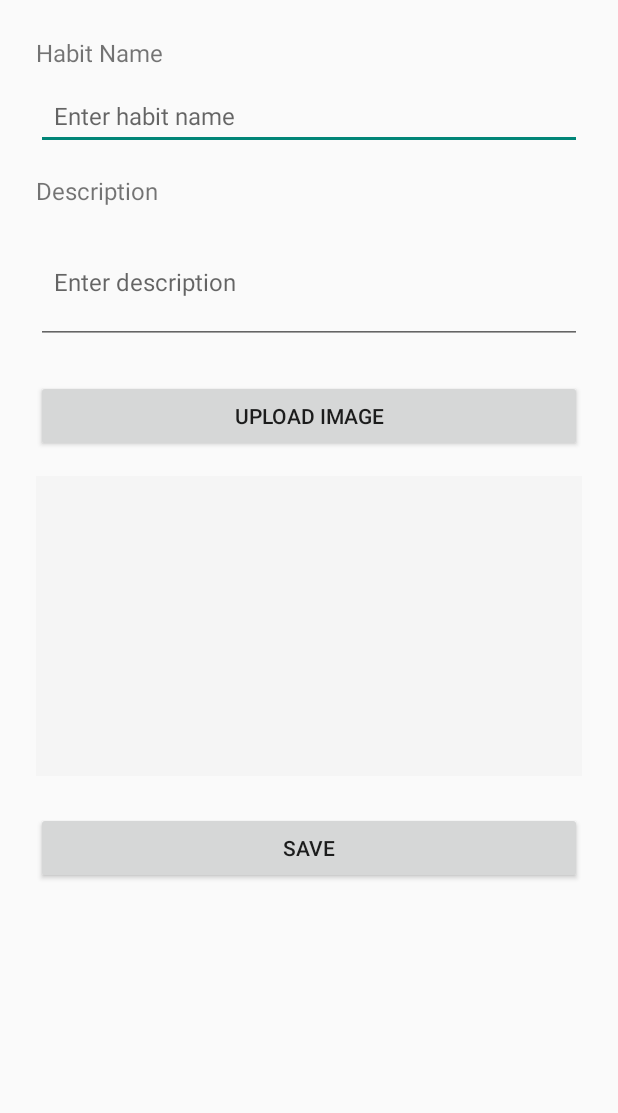
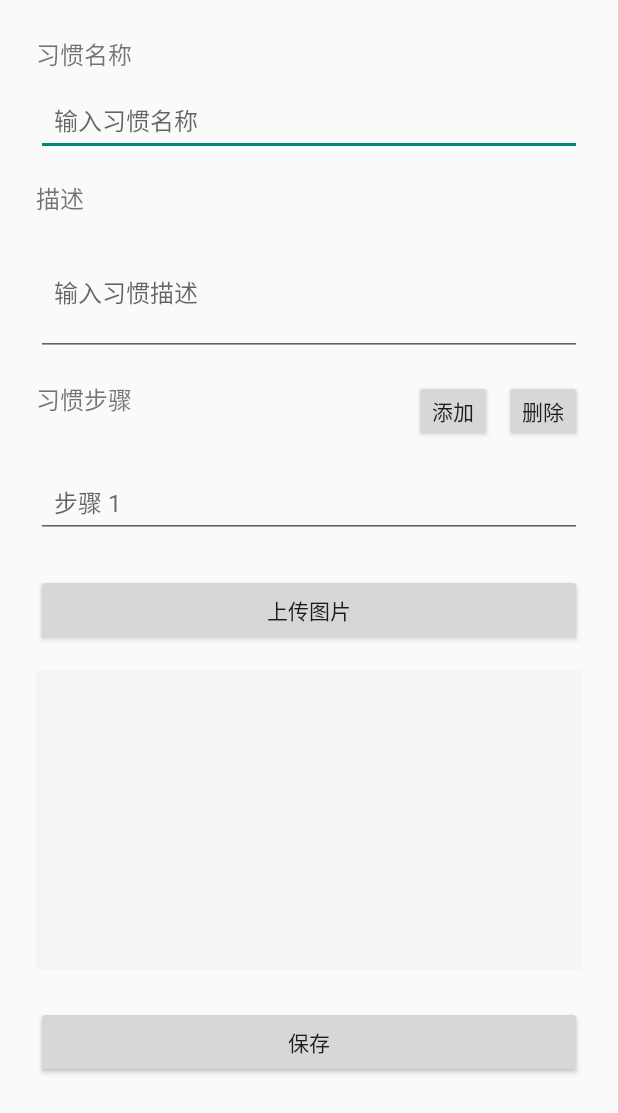
Before and after one commit to a28682/Habit-Tracking-and-Note-Taking-App, an Android app: the habitsActivity screen opened directly, with no data from a screen before it, on a phone screen of 412 x 824 dp. Shown: the top 1113 px of the screen. Run offline under Robolectric (Android 15) with nearby library versions, the phone set to English and light mode, and no system bars.

Commit message:
add habit steps

```diff
--- a/app/app/src/main/java/org/wit/yiding/habitsActivity.kt
+++ b/app/app/src/main/java/org/wit/yiding/habitsActivity.kt
@@ -5,22 +5,25 @@ import android.content.Intent
 import android.net.Uri
 import android.os.Bundle
 import android.provider.MediaStore
+import android.view.ViewGroup
 import android.widget.Button
 import android.widget.EditText
 import android.widget.ImageView
+import android.widget.LinearLayout
 import android.widget.Toast
 import androidx.appcompat.app.AppCompatActivity
 import java.io.File
 import java.io.FileOutputStream
 
 class habitsActivity : AppCompatActivity() {
-    // 视图变量
     private lateinit var etHabitName: EditText
     private lateinit var etDescription: EditText
     private lateinit var ivHabitImage: ImageView
+    private lateinit var stepsContainer: LinearLayout
     private var selectedImageUri: Uri? = null
     private var isEditMode = false
-    private var originalHabitId = -1  // 原始习惯ID，用于编辑时识别
+    private var originalHabitId = -1
+    private val stepViews = mutableListOf<EditText>()
 
     companion object {
         const val PICK_IMAGE_REQUEST = 1002
@@ -30,6 +33,7 @@ class habitsActivity : AppCompatActivity() {
         const val EXTRA_HABIT_NAME = "habitName"
         const val EXTRA_DESCRIPTION = "description"
         const val EXTRA_IMAGE_URI = "imageUri"
+        const val EXTRA_HABIT_STEPS = "habitSteps"
     }
 
     override fun onCreate(savedInstanceState: Bundle?) {
@@ -45,6 +49,8 @@ class habitsActivity : AppCompatActivity() {
         etHabitName = findViewById(R.id.etHabitName)
         etDescription = findViewById(R.id.etDescription)
         ivHabitImage = findViewById(R.id.ivHabitImage)
+        stepsContainer = findViewById(R.id.steps_container)
+        addStepView()
     }
 
     private fun checkEditMode() {
@@ -53,6 +59,11 @@ class habitsActivity : AppCompatActivity() {
             originalHabitId = intent.getIntExtra(EXTRA_ORIGINAL_HABIT_ID, -1)
             etHabitName.setText(intent.getStringExtra(EXTRA_HABIT_NAME))
             etDescription.setText(intent.getStringExtra(EXTRA_DESCRIPTION))
+
+            val steps = intent.getStringArrayListExtra(EXTRA_HABIT_STEPS)
+            steps?.forEach { step ->
+                addStepView(step)
+            }
 
             intent.getStringExtra(EXTRA_IMAGE_URI)?.let { uriString ->
                 selectedImageUri = Uri.parse(uriString)
@@ -68,6 +79,42 @@ class habitsActivity : AppCompatActivity() {
 
         findViewById<Button>(R.id.btnSave).setOnClickListener {
             saveHabit()
+        }
+
+        findViewById<Button>(R.id.btnAddStep).setOnClickListener {
+            addStepView()
+        }
+
+        findViewById<Button>(R.id.btnDeleteStep).setOnClickListener {
+            removeStepView()
+        }
+    }
+
+    private fun addStepView(prefilledText: String = "") {
+        val stepView = EditText(this).apply {
+            layoutParams = LinearLayout.LayoutParams(
+                LinearLayout.LayoutParams.MATCH_PARENT,
+                LinearLayout.LayoutParams.WRAP_CONTENT
+            ).apply {
+                setMargins(0, 8.dpToPx(), 0, 0)
+            }
+            hint = "步骤 ${stepViews.size + 1}"
+            textSize = 16f
+            setPadding(12.dpToPx(), 12.dpToPx(), 12.dpToPx(), 12.dpToPx())
+            setText(prefilledText)
+        }
+
+        stepsContainer.addView(stepView)
+        stepViews.add(stepView)
+    }
+
+    private fun removeStepView() {
+        if (stepViews.size > 1) {
+            val lastStep = stepViews.last()
+            stepsContainer.removeView(lastStep)
+            stepViews.removeAt(stepViews.size - 1)
+        } else {
+            Toast.makeText(this, "至少需要保留一个步骤", Toast.LENGTH_SHORT).show()
         }
     }
 
@@ -91,9 +138,15 @@ class habitsActivity : AppCompatActivity() {
     private fun saveHabit() {
         val habitName = etHabitName.text.toString().trim()
         val description = etDescription.text.toString().trim()
+        val steps = stepViews.map { it.text.toString().trim() }.filter { it.isNotEmpty() }
 
         if (habitName.isEmpty()) {
-            Toast.makeText(this, "Habit name cannot be empty!", Toast.LENGTH_SHORT).show()
+            Toast.makeText(this, "习惯名称不能为空!", Toast.LENGTH_SHORT).show()
+            return
+        }
+
+        if (steps.isEmpty()) {
+            Toast.makeText(this, "请至少添加一个步骤", Toast.LENGTH_SHORT).show()
             return
         }
 
@@ -104,8 +157,8 @@ class habitsActivity : AppCompatActivity() {
             }
             putExtra(EXTRA_HABIT_NAME, habitName)
             putExtra(EXTRA_DESCRIPTION, description)
+            putStringArrayListExtra(EXTRA_HABIT_STEPS, ArrayList(steps))
 
-            // 修改这里：将图片拷贝到应用私有存储后再保存URI
             selectedImageUri?.let { uri ->
                 val copiedUri = copyImageToAppStorage(uri)
                 putExtra(EXTRA_IMAGE_URI, copiedUri.toString())
@@ -127,4 +180,6 @@ class habitsActivity : AppCompatActivity() {
 
         return Uri.fromFile(file)
     }
+
+    private fun Int.dpToPx(): Int = (this * resources.displayMetrics.density).toInt()
 }
--- a/app/app/src/main/res/layout/habitsedit.xml
+++ b/app/app/src/main/res/layout/habitsedit.xml
@@ -5,11 +5,10 @@
     android:orientation="vertical"
     android:padding="24dp">
 
-
     <TextView
         android:layout_width="wrap_content"
         android:layout_height="wrap_content"
-        android:text="Habit Name"
+        android:text="习惯名称"
         android:textSize="16sp"
         android:layout_marginBottom="8dp"/>
 
@@ -17,15 +16,14 @@
         android:id="@+id/etHabitName"
         android:layout_width="match_parent"
         android:layout_height="wrap_content"
-        android:hint="Enter habit name"
+        android:hint="输入习惯名称"
         android:textSize="16sp"
         android:padding="12dp"/>
 
-    <!-- Description -->
     <TextView
         android:layout_width="wrap_content"
         android:layout_height="wrap_content"
-        android:text="Description"
+        android:text="描述"
         android:textSize="16sp"
         android:layout_marginTop="16dp"
         android:layout_marginBottom="8dp"/>
@@ -34,20 +32,68 @@
         android:id="@+id/etDescription"
         android:layout_width="match_parent"
         android:layout_height="wrap_content"
-        android:hint="Enter description"
+        android:hint="输入习惯描述"
         android:textSize="16sp"
         android:padding="12dp"
         android:minLines="3"/>
 
-    <!-- Upload Image Button -->
+    <LinearLayout
+        android:layout_width="match_parent"
+        android:layout_height="wrap_content"
+        android:orientation="horizontal"
+        android:layout_marginTop="16dp"
+        android:gravity="center_vertical">
+
+        <TextView
+            android:layout_width="wrap_content"
+            android:layout_height="wrap_content"
+            android:text="习惯步骤"
+            android:textSize="16sp"
+            android:layout_marginBottom="8dp"/>
+
+        <Space
+            android:layout_width="0dp"
+            android:layout_height="1dp"
+            android:layout_weight="1"/>
+
+        <Button
+            android:id="@+id/btnAddStep"
+            android:layout_width="wrap_content"
+            android:layout_height="wrap_content"
+            android:text="添加"
+            android:layout_marginLeft="8dp"
+            android:minWidth="0dp"
+            android:minHeight="0dp"
+            android:paddingLeft="12dp"
+            android:paddingRight="12dp"/>
+
+        <Button
+            android:id="@+id/btnDeleteStep"
+            android:layout_width="wrap_content"
+            android:layout_height="wrap_content"
+            android:text="删除"
+            android:layout_marginLeft="8dp"
+            android:minWidth="0dp"
+            android:minHeight="0dp"
+            android:paddingLeft="12dp"
+            android:paddingRight="12dp"/>
+    </LinearLayout>
+
+    <LinearLayout
+        android:id="@+id/steps_container"
+        android:layout_width="match_parent"
+        android:layout_height="wrap_content"
+        android:orientation="vertical"
+        android:layout_marginTop="8dp">
+    </LinearLayout>
+
     <Button
         android:id="@+id/btnUploadImage"
         android:layout_width="match_parent"
         android:layout_height="wrap_content"
-        android:text="Upload Image"
+        android:text="上传图片"
         android:layout_marginTop="24dp"/>
 
-    <!-- Image Preview -->
     <ImageView
         android:id="@+id/ivHabitImage"
         android:layout_width="match_parent"
@@ -55,13 +101,12 @@
         android:layout_marginTop="16dp"
         android:scaleType="centerCrop"
         android:background="#F5F5F5"
-        android:contentDescription="Habit image"/>
+        android:contentDescription="习惯图片"/>
 
-    <!-- Save Button -->
     <Button
         android:id="@+id/btnSave"
         android:layout_width="match_parent"
         android:layout_height="wrap_content"
-        android:text="Save"
+        android:text="保存"
         android:layout_marginTop="24dp"/>
 </LinearLayout>
```
Also changed, not shown: app/app/src/main/java/org/wit/yiding/MainActivity.kt (+5 -6 lines), app/app/src/main/java/org/wit/yiding/thirdActivity.kt (+30 -45 lines).
